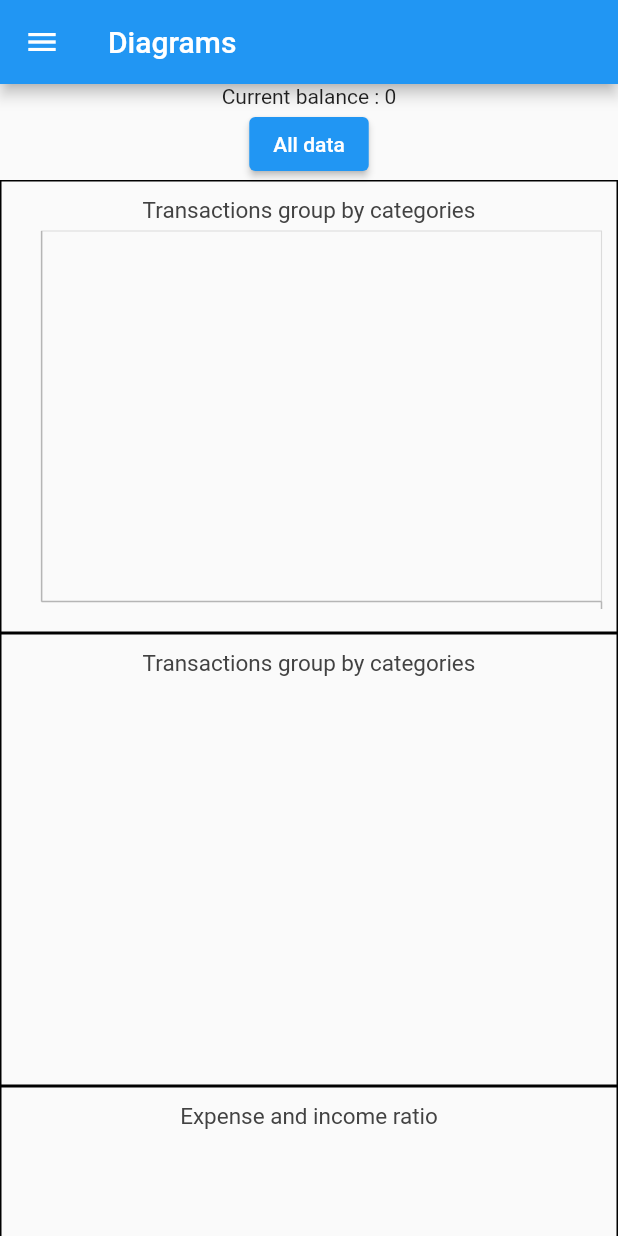
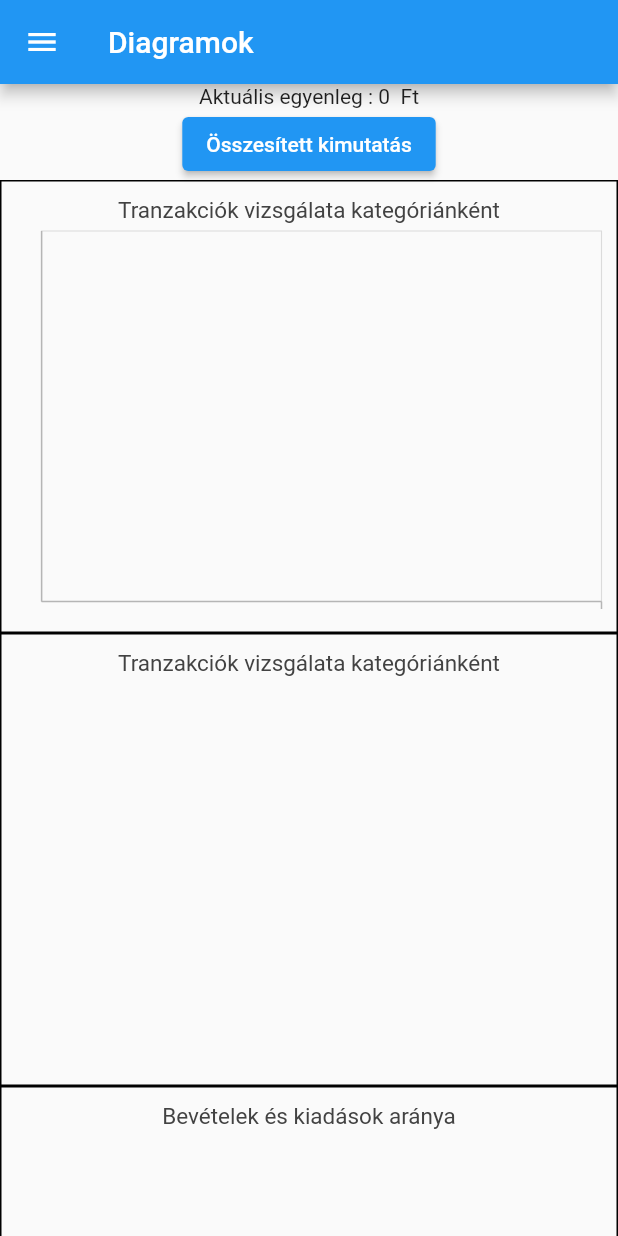
Before and after one commit to uhrinbea22/XPT, a Flutter app: the screen it shows once a user with an empty profile is signed in, after a tap on the "menu" icon, after a tap on "Diagramok", on a phone screen of 412 x 824 dp. Run offline on Flutter 3.47's test engine with Material 2 defaults, Android fonts, the phone set to English and light mode, and no system bars; our stand-ins replace cloud_firestore, firebase_auth, firebase_core, firebase_storage, google_maps_flutter, image_picker and 4 more; missing offline and left inert: dynamic_themes; accounts and stored records are empty; network calls fail.

Commit message:
language fix

```diff
--- a/app/lib/screens/home/diagram.dart
+++ b/app/lib/screens/home/diagram.dart
@@ -1,3 +1,4 @@
+import 'package:app/consts/styles.dart';
 import 'package:app/screens/home/menu.dart';
 import 'package:cloud_firestore/cloud_firestore.dart';
 import 'package:firebase_core/firebase_core.dart';
@@ -18,7 +19,7 @@ void main() async {
 class DiagramScreen extends StatelessWidget {
   @override
   Widget build(BuildContext context) {
-    final appTitle = 'Diagrams';
+    final appTitle = 'Diagramok';
     return MaterialApp(
       title: appTitle,
       theme: Theme.of(context),
@@ -243,16 +244,6 @@ class _State extends State<RealtimeDiagram> {
       }
     }
 
-    for (int i = 0; i < lista.length; i++) {
-      print("Category");
-      print(lista[i].category);
-      print('amount');
-      print(lista[i].amount);
-      print('limit');
-      print(lista[i].categoryLimit);
-      print(lista[i].categoryLimit.runtimeType);
-    }
-
     setState(() {
       limitData = lista;
     });
@@ -276,13 +267,14 @@ class _State extends State<RealtimeDiagram> {
         children: <Widget>[
           Container(
             alignment: Alignment.center,
-            child:
-                Text("Current balance : ${allIncomeAmount - allExpenseAmount}"),
+            child: Text(
+                "Aktuális egyenleg : ${allIncomeAmount - allExpenseAmount} $valuta"),
           ),
           Container(
               alignment: Alignment.center,
               child: ElevatedButton(
-                child: Text(allData ? "This month's data" : "All data"),
+                child:
+                    Text(allData ? "Havi kimutatás" : "Összesített kimutatás"),
                 onPressed: () async {
                   setState(() {
                     allData = !allData;
@@ -297,7 +289,7 @@ class _State extends State<RealtimeDiagram> {
               border: Border.all(),
             ),
             child: SfCartesianChart(
-              title: ChartTitle(text: "Transactions group by categories"),
+              title: ChartTitle(text: "Tranzakciók vizsgálata kategóriánként"),
               primaryXAxis: CategoryAxis(),
               primaryYAxis: NumericAxis(
                   minimum: 0.0,
@@ -324,7 +316,7 @@ class _State extends State<RealtimeDiagram> {
               border: Border.all(),
             ),
             child: SfCircularChart(
-              title: ChartTitle(text: "Transactions group by categories"),
+              title: ChartTitle(text: "Tranzakciók vizsgálata kategóriánként"),
               series: <PieSeries>[
                 PieSeries<TransactionDetails, String>(
                     dataLabelSettings: DataLabelSettings(
@@ -346,7 +338,7 @@ class _State extends State<RealtimeDiagram> {
                 border: Border.all(),
               ),
               child: SfCircularChart(
-                title: ChartTitle(text: "Expense and income ratio"),
+                title: ChartTitle(text: "Bevételek és kiadások aránya"),
                 series: <PieSeries>[
                   PieSeries<TransactionDetails, String>(
                       dataLabelSettings: DataLabelSettings(
@@ -367,7 +359,9 @@ class _State extends State<RealtimeDiagram> {
               border: Border.all(),
             ),
             child: SfCartesianChart(
-              title: ChartTitle(text: "Spent money and their limit"),
+              title: ChartTitle(
+                  text:
+                      "Kategóriákra beállított limitek, és eddig elköltött összeg"),
               primaryXAxis: CategoryAxis(),
               primaryYAxis: NumericAxis(),
               enableSideBySideSeriesPlacement: false,
@@ -388,7 +382,7 @@ class _State extends State<RealtimeDiagram> {
                     width: 0.4,
                     dataSource: limitData,
                     dataLabelMapper: (TransactionDetails details, _) =>
-                        "Category Limit",
+                        "Kategória Limit",
                     xValueMapper: (TransactionDetails details, _) =>
                         details.category,
                     yValueMapper: (TransactionDetails details, _) =>
@@ -405,7 +399,7 @@ class _State extends State<RealtimeDiagram> {
                     yValueMapper: (TransactionDetails details, _) =>
                         details.amount,
                     color: Colors.lightBlue,
-                    name: "Spent"),
+                    name: "Elköltött"),
               ],
             ),
           ),
```
Also changed, not shown: app/lib/screens/home/calendar.dart (+4 -4 lines), app/lib/screens/home/categories/add_category_limit.dart (+5 -4 lines), app/lib/screens/home/categories/list_category_limits.dart (+8 -7 lines), app/lib/screens/home/profile.dart (+11 -11 lines), app/lib/screens/home/settings.dart (+8 -10 lines), app/lib/screens/home/transactions/create_transaction.dart (+31 -29 lines), app/lib/screens/home/transactions/transactions_detailview.dart (+2 -33 lines), app/lib/services/auth_service.dart (+1 -7 lines).
